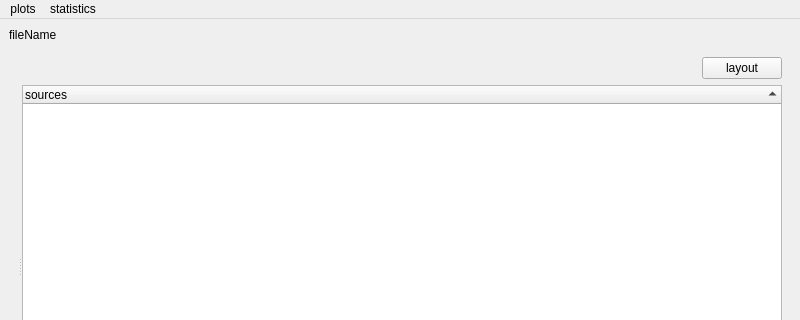
Before: the Qt Designer form vieschedpp_analyser.ui in TUW-VieVS/VieSchedpp, drawn with Qt 5; both pictures show x 0 to 800 and y 0 to 320 of the 800 by 600 pixel window.
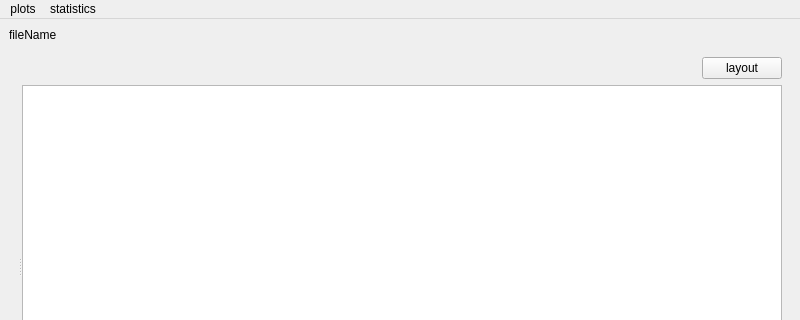
After: the same form once the commit is applied.

Commit message: VieSchedpp_analyser changes

```diff
--- a/vieschedpp_analyser.ui
+++ b/vieschedpp_analyser.ui
@@ -61,18 +61,13 @@
           <widget class="QWidget" name="gridLayoutWidget">
            <layout class="QGridLayout" name="gridLayout_skyCoverage"/>
           </widget>
-          <widget class="QTreeWidget" name="treeWidget_skyCoverage_sources">
+          <widget class="QTreeView" name="treeView_skyCoverage_sources">
            <property name="sortingEnabled">
             <bool>true</bool>
            </property>
            <property name="headerHidden">
             <bool>false</bool>
            </property>
-           <column>
-            <property name="text">
-             <string>sources</string>
-            </property>
-           </column>
           </widget>
          </widget>
         </item>
```
The commit also changes 6 other files.
